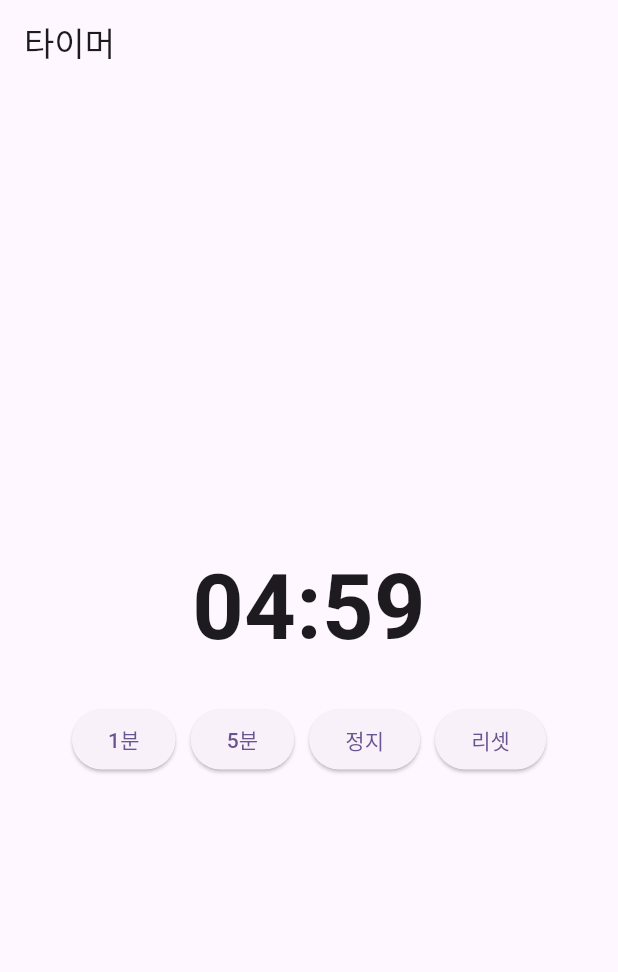
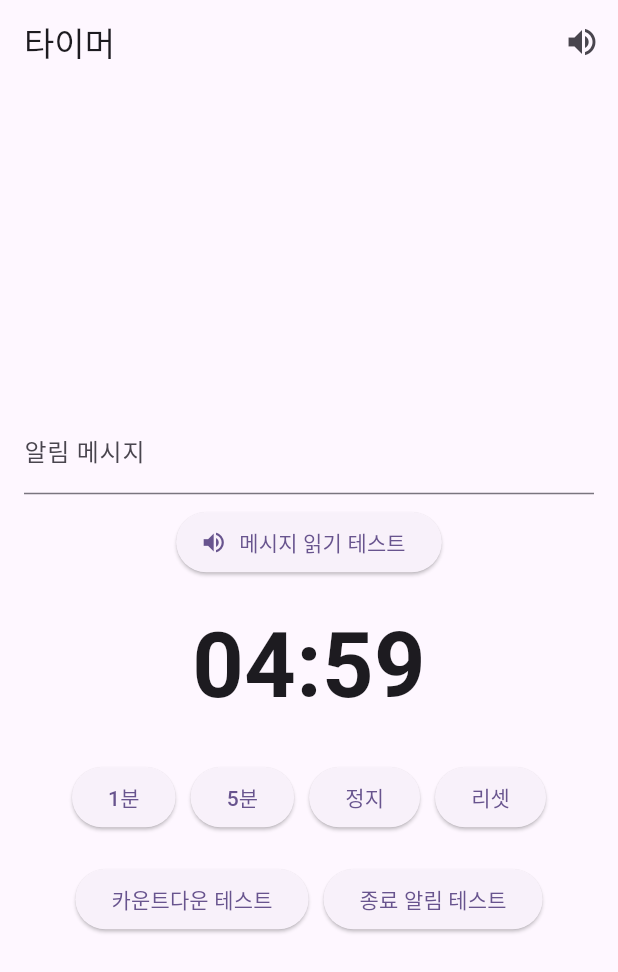
Before and after one commit to RunningLearner/my_interval_running, a Flutter app: the screen it shows after launch, after a tap on "1분", after a tap on "5분", after a tap on "시작", on a phone screen of 412 x 824 dp. Shown: the top 972 px of the screen. Run offline on Flutter 3.47's test engine with Material 3 defaults, Android fonts, the light colour scheme and no system bars; our stand-ins replace flutter_local_notifications, flutter_tts.

Commit message:
feat: tts 추가

```diff
--- a/lib/models/timer_state.dart
+++ b/lib/models/timer_state.dart
@@ -1,51 +1,108 @@
 import 'dart:async';
+import 'package:flutter_local_notifications/flutter_local_notifications.dart';
+import 'package:flutter_tts/flutter_tts.dart';
 
 class TimerState {
-  int _seconds = 0;
-  bool _isRunning = false;
+  final _isRunningController = StreamController<bool>.broadcast();
+  final _timeController = StreamController<int>.broadcast();
+  final FlutterLocalNotificationsPlugin flutterLocalNotifications = FlutterLocalNotificationsPlugin();
+  final FlutterTts flutterTts = FlutterTts();
+
   Timer? _timer;
+  int _currentTime = 0;
+  String _notificationMessage = "타이머가 완료되었습니다!";
 
-  final _timeController = StreamController<int>.broadcast();
-  final _isRunningController = StreamController<bool>.broadcast();
+  Stream<bool> get isRunningStream => _isRunningController.stream;
+  Stream<int> get timeStream => _timeController.stream;
 
-  Stream<int> get timeStream => _timeController.stream;
-  Stream<bool> get isRunningStream => _isRunningController.stream;
+  TimerState() {
+    _initNotifications();
+    _initTts();
+  }
+
+  Future<void> _initNotifications() async {
+    var initializationSettingsAndroid = const AndroidInitializationSettings('@mipmap/ic_launcher');
+    var initializationSettings = InitializationSettings(
+      android: initializationSettingsAndroid,
+    );
+
+    await flutterLocalNotifications.initialize(initializationSettings);
+  }
+
+  Future<void> _initTts() async {
+    await flutterTts.setLanguage("ko-KR");
+    await flutterTts.setSpeechRate(0.5);
+    await flutterTts.setVolume(1.0);
+    await flutterTts.setPitch(1.0);
+  }
+
+  void setNotificationMessage(String message) {
+    _notificationMessage = message;
+  }
 
   void setTime(int seconds) {
-    _seconds = seconds;
-    _timeController.add(_seconds);
+    _currentTime = seconds;
+    _timeController.sink.add(_currentTime);
   }
 
   void startTimer() {
-    if (!_isRunning) {
-      _isRunning = true;
-      _isRunningController.add(_isRunning);
-      _timer = Timer.periodic(const Duration(seconds: 1), (timer) {
-        if (_seconds > 0) {
-          _seconds--;
-          _timeController.add(_seconds);
-        } else {
-          stopTimer();
-        }
-      });
-    }
+    if (_timer != null) return;
+
+    _isRunningController.sink.add(true);
+    _timer = Timer.periodic(const Duration(seconds: 1), (timer) {
+      if (_currentTime <= 0) {
+        stopTimer();
+        _showNotification();
+        _speakNotification();
+        return;
+      }
+
+      _currentTime--;
+      _timeController.sink.add(_currentTime);
+    });
   }
 
   void stopTimer() {
     _timer?.cancel();
-    _isRunning = false;
-    _isRunningController.add(_isRunning);
+    _timer = null;
+    _isRunningController.sink.add(false);
   }
 
   void resetTimer() {
     stopTimer();
-    _seconds = 0;
-    _timeController.add(_seconds);
+    _currentTime = 0;
+    _timeController.sink.add(_currentTime);
+  }
+
+  Future<void> _showNotification() async {
+    var androidDetails = const AndroidNotificationDetails(
+      'timer_channel_id',
+      'Timer Notifications',
+      channelDescription: 'Notifications for timer completion',
+      importance: Importance.max,
+      priority: Priority.high,
+    );
+
+    var details = NotificationDetails(
+      android: androidDetails,
+    );
+
+    await flutterLocalNotifications.show(
+      0,
+      '타이머 알림',
+      _notificationMessage,
+      details,
+    );
+  }
+
+  Future<void> _speakNotification() async {
+    await flutterTts.speak(_notificationMessage);
   }
 
   void dispose() {
-    _timer?.cancel();
+    stopTimer();
+    _isRunningController.close();
     _timeController.close();
-    _isRunningController.close();
+    flutterTts.stop();
   }
 }
--- a/lib/screens/timer_screen.dart
+++ b/lib/screens/timer_screen.dart
@@ -1,8 +1,8 @@
-
 import 'package:flutter/material.dart';
 import 'package:my_interval_running/models/timer_state.dart';
 import 'package:my_interval_running/widgets/time_controls.dart';
 import 'package:my_interval_running/widgets/timer_display.dart';
+import 'package:flutter_tts/flutter_tts.dart';
 
 class TimerScreen extends StatefulWidget {
   const TimerScreen({super.key});
@@ -13,29 +13,129 @@ class TimerScreen extends StatefulWidget {
 
 class TimerScreenState extends State<TimerScreen> {
   final TimerState timerState = TimerState();
+  final TextEditingController _messageController = TextEditingController();
+
+  //테스트 코드
+  final FlutterTts flutterTts = FlutterTts();
+
+  @override
+  void initState() {
+    super.initState();
+    _initTts();
+  }
+
+  Future<void> _initTts() async {
+    await flutterTts.setLanguage("ko-KR");
+    await flutterTts.setPitch(1.0);
+    await flutterTts.setSpeechRate(0.5);
+    await flutterTts.setVolume(1.0);
+  }
+
+  Future<void> _testTts() async {
+    String testMessage = _messageController.text.isEmpty
+        ? "TTS 테스트입니다"
+        : _messageController.text;
+    await flutterTts.speak(testMessage);
+  }
+  //테스트 코드
 
   @override
   void dispose() {
     timerState.dispose();
+    _messageController.dispose();
+    flutterTts.stop(); //테스트 코드
     super.dispose();
   }
 
-  @override
+  // @override
+  // Widget build(BuildContext context) {
+  //   return Scaffold(
+  //     appBar: AppBar(
+  //       title: const Text('타이머'),
+  //     ),
+  //     body: Center(
+  //       child: Column(
+  //         mainAxisAlignment: MainAxisAlignment.center,
+  //         children: [
+  //           Padding(
+  //             padding: const EdgeInsets.all(16.0),
+  //             child: TextField(
+  //               controller: _messageController,
+  //               decoration: const InputDecoration(
+  //                 labelText: '알림 메시지',
+  //                 hintText: '타이머 종료시 표시할 메시지를 입력하세요',
+  //               ),
+  //               onChanged: (value) => timerState.setNotificationMessage(value),
+  //             ),
+  //           ),
+  //           TimerDisplay(timerState: timerState),
+  //           const SizedBox(height: 20),
+  //           TimerControls(timerState: timerState),
+  //         ],
+  //       ),
+  //     ),
+  //   );
+  // }
+
   Widget build(BuildContext context) {
     return Scaffold(
       appBar: AppBar(
         title: const Text('타이머'),
+        actions: [
+          IconButton(
+            icon: const Icon(Icons.volume_up),
+            onPressed: _testTts,
+            tooltip: 'TTS 테스트',
+          ),
+        ],
       ),
       body: Center(
         child: Column(
           mainAxisAlignment: MainAxisAlignment.center,
           children: [
+            Padding(
+              padding: const EdgeInsets.all(16.0),
+              child: Column(
+                children: [
+                  TextField(
+                    controller: _messageController,
+                    decoration: const InputDecoration(
+                      labelText: '알림 메시지',
+                      hintText: '타이머 종료시 표시할 메시지를 입력하세요',
+                    ),
+                    onChanged: (value) => timerState.setNotificationMessage(value),
+                  ),
+                  const SizedBox(height: 8),
+                  ElevatedButton.icon(
+                    onPressed: _testTts,
+                    icon: const Icon(Icons.volume_up),
+                    label: const Text('메시지 읽기 테스트'),
+                  ),
+                ],
+              ),
+            ),
             TimerDisplay(timerState: timerState),
             const SizedBox(height: 20),
             TimerControls(timerState: timerState),
+            const SizedBox(height: 20),
+            Row(
+              mainAxisAlignment: MainAxisAlignment.center,
+              children: [
+                ElevatedButton(
+                  onPressed: () => flutterTts.speak("3, 2, 1, 시작"),
+                  child: const Text('카운트다운 테스트'),
+                ),
+                const SizedBox(width: 10),
+                ElevatedButton(
+                  onPressed: () => flutterTts.speak("타이머가 종료되었습니다"),
+                  child: const Text('종료 알림 테스트'),
+                ),
+              ],
+            ),
           ],
         ),
       ),
     );
   }
+
 }
--- a/pubspec.yaml
+++ b/pubspec.yaml
@@ -30,7 +30,8 @@ environment:
 dependencies:
   flutter:
     sdk: flutter
-
+  flutter_local_notifications: ^9.1.5
+  flutter_tts: ^3.6.3
 
   # The following adds the Cupertino Icons font to your application.
   # Use with the CupertinoIcons class for iOS style icons.
```
Also changed, not shown: pubspec.lock, 4 other files.
